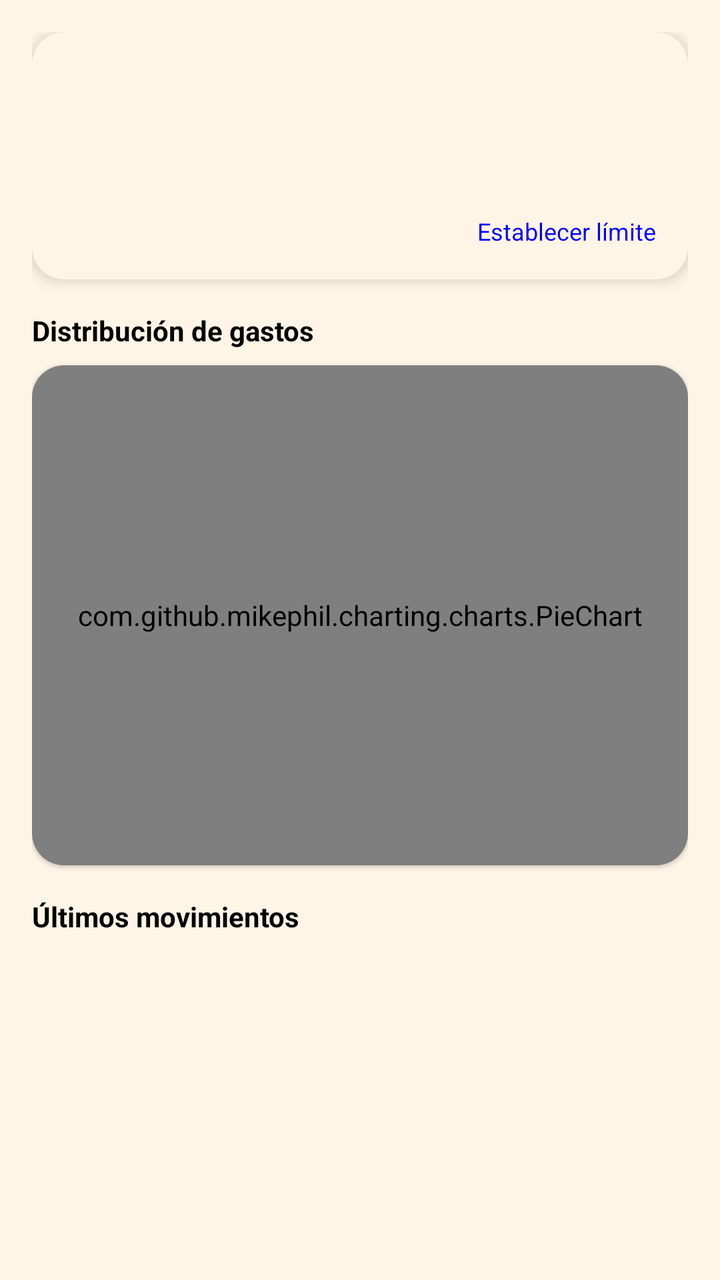
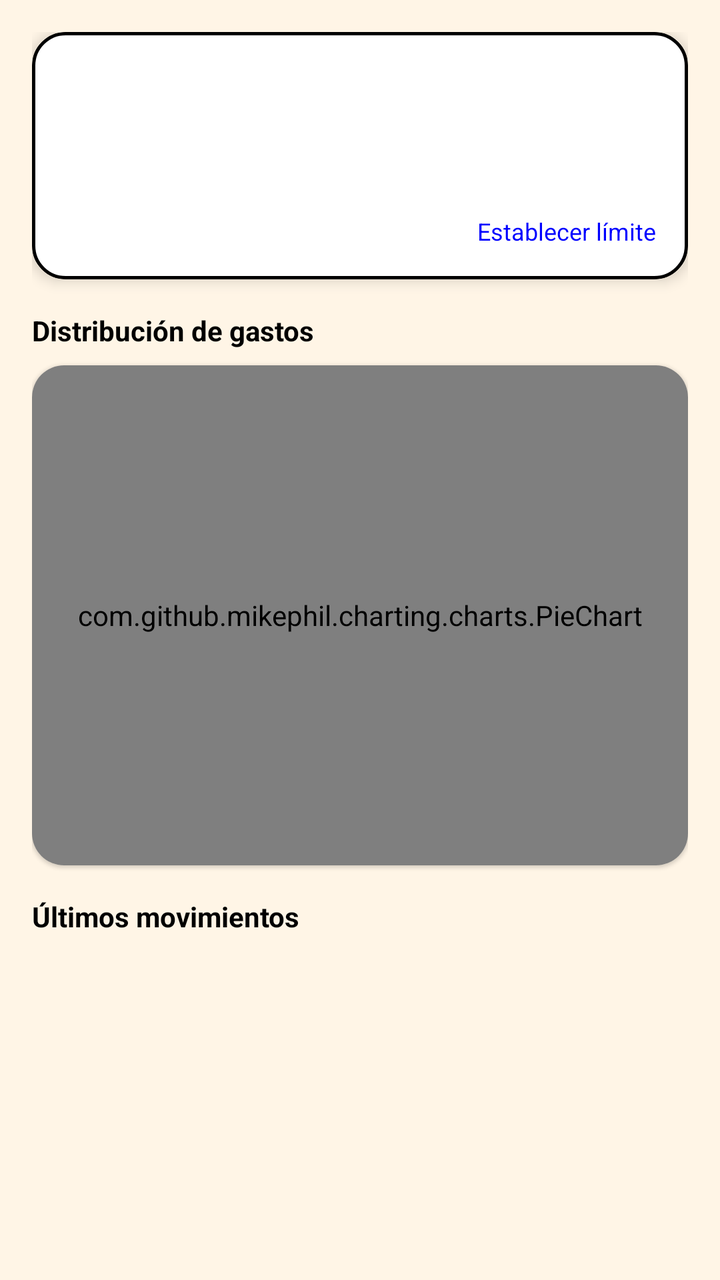

Screens rendered from an Android XML layout before and after an edit, with the pre-edit source and the edit as a unified diff.
<!-- AndroidManifest.xml: application theme Theme.MiCerdito -->
<!-- res/layout/fragment_home.xml -->
<?xml version="1.0" encoding="utf-8"?>
<androidx.core.widget.NestedScrollView xmlns:android="http://schemas.android.com/apk/res/android"
    xmlns:app="http://schemas.android.com/apk/res-auto"
    xmlns:tools="http://schemas.android.com/tools"
    android:layout_width="match_parent"
    android:layout_height="match_parent"
    android:background="@color/background_beige"
    android:importantForAccessibility="yes">

    <LinearLayout
        android:layout_width="match_parent"
        android:layout_height="wrap_content"
        android:orientation="vertical"
        android:padding="16dp">

        <com.google.android.material.card.MaterialCardView
            android:layout_width="match_parent"
            android:layout_height="wrap_content"
            android:layout_marginBottom="16dp"
            android:contentDescription="Resumen de gastos mensuales"
            android:focusable="true"
            android:screenReaderFocusable="true"
            app:cardCornerRadius="16dp"
            app:cardElevation="4dp">

            <LinearLayout
                android:layout_width="match_parent"
                android:layout_height="wrap_content"
                android:importantForAccessibility="noHideDescendants"
                android:orientation="vertical"
                android:padding="16dp">

                <TextView
                    android:id="@+id/tvMesActual"
                    android:layout_width="wrap_content"
                    android:layout_height="wrap_content"
                    android:textColor="@color/texto_negro"
                    android:textSize="14sp" />

                <TextView
                    android:id="@+id/tvTotalSpent"
                    android:layout_width="wrap_content"
                    android:layout_height="wrap_content"
                    android:textColor="@color/texto_negro"
                    android:textSize="28sp"
                    android:textStyle="bold" />

                <TextView
                    android:id="@+id/tvLimitStatus"
                    android:layout_width="wrap_content"
                    android:layout_height="wrap_content"
                    android:textColor="@color/texto_negro"
                    android:textSize="14sp" />

                <TextView
                    android:id="@+id/tvEstablecerLimite"
                    android:layout_width="wrap_content"
                    android:layout_height="wrap_content"
                    android:clickable="true"
                    android:focusable="true"
                    android:text="Establecer límite"
                    android:layout_gravity="end"
                    android:textColor="@color/link_azul"
                    android:textSize="12sp" />
            </LinearLayout>
        </com.google.android.material.card.MaterialCardView>

        <TextView
            android:layout_width="wrap_content"
            android:layout_height="wrap_content"
            android:layout_marginBottom="8dp"
            android:accessibilityHeading="true"
            android:text="Distribución de gastos"
            android:textColor="@color/texto_negro"
            android:textStyle="bold" />

        <com.google.android.material.card.MaterialCardView
            android:layout_width="match_parent"
            android:layout_height="250dp"
            android:layout_marginBottom="16dp"
            android:contentDescription="Gráfico circular mostrando el porcentaje de gastos por categoría"
            android:focusable="true"
            app:cardCornerRadius="16dp">

            <com.github.mikephil.charting.charts.PieChart
                android:id="@+id/graficoCircular"
                android:layout_width="match_parent"
                android:layout_height="match_parent"
                android:importantForAccessibility="no" />
        </com.google.android.material.card.MaterialCardView>

        <TextView
            android:layout_width="wrap_content"
            android:layout_height="wrap_content"
            android:layout_marginBottom="8dp"
            android:accessibilityHeading="true"
            android:text="Últimos movimientos"
            android:textColor="@color/texto_negro"
            android:textStyle="bold" />

        <androidx.recyclerview.widget.RecyclerView
            android:id="@+id/rvGastos"
            android:layout_width="match_parent"
            android:layout_height="wrap_content"
            android:contentDescription="Lista de transacciones recientes"
            android:nestedScrollingEnabled="false"
            app:layoutManager="androidx.recyclerview.widget.LinearLayoutManager"
            tools:listitem="@layout/item_gastos" />

    </LinearLayout>
</androidx.core.widget.NestedScrollView>
<!-- res/layout/item_gastos.xml (included above) -->
<?xml version="1.0" encoding="utf-8"?>
<com.google.android.material.card.MaterialCardView
    xmlns:android="http://schemas.android.com/apk/res/android"
    xmlns:app="http://schemas.android.com/apk/res-auto"
    android:layout_width="match_parent"
    android:layout_height="wrap_content"
    android:layout_marginHorizontal="16dp"
    android:layout_marginVertical="8dp"
    app:cardCornerRadius="12dp"
    app:cardElevation="2dp">

    <LinearLayout
        android:layout_width="match_parent"
        android:layout_height="wrap_content"
        android:orientation="horizontal"
        android:padding="16dp"
        android:gravity="center_vertical">

        <TextView
            android:id="@+id/tvIconoCategoria"
            android:layout_width="40dp"
            android:layout_height="40dp"
            android:gravity="center"
            android:textSize="20sp" />

        <LinearLayout
            android:layout_width="0dp"
            android:layout_height="wrap_content"
            android:layout_weight="1"
            android:layout_marginStart="16dp"
            android:orientation="vertical">

            <TextView
                android:id="@+id/tvDescripcionGasto"
                android:layout_width="wrap_content"
                android:layout_height="wrap_content"
                android:textColor="@color/texto_negro"
                android:textSize="16sp"
                android:textStyle="bold" />

            <TextView
                android:id="@+id/tvFechaGasto"
                android:layout_width="wrap_content"
                android:layout_height="wrap_content"
                android:textColor="@color/texto_negro"
                android:textSize="12sp" />
        </LinearLayout>

        <TextView
            android:id="@+id/tvMontoGasto"
            android:layout_width="wrap_content"
            android:layout_height="wrap_content"
            android:textColor="@color/error_red"
            android:textSize="18sp"
            android:textStyle="bold" />

    </LinearLayout>
</com.google.android.material.card.MaterialCardView>
<!-- resources referenced by this layout -->
<resources>
  <color name="background_beige">#FFF5E6</color>
  <color name="error_red">#FF453A</color>
  <color name="link_azul">#0000FF</color>
  <color name="texto_negro">#000000</color>
  <style name="Theme.MiCerdito" parent="Theme.MaterialComponents.DayNight.NoActionBar">
          <item name="colorPrimary">@color/rosa_cerdito</item>
          <item name="colorSecondary">@color/verde_exito</item>
  
          <item name="android:windowBackground">@color/beige_claro</item>
          <item name="colorSurface">@color/background_beige</item>
  
          <item name="android:textColorPrimary">@color/texto_negro</item>
          <item name="colorOnSurface">@color/texto_negro</item>
      </style>
  <color name="rosa_cerdito">#FFC0CB</color>
  <color name="verde_exito">#161D16</color>
  <color name="beige_claro">#F5F5DC</color>
</resources>

<!-- the commit's change to res/layout/fragment_home.xml (unified diff, before → after) -->
@@ -28,6 +28,7 @@
                 android:layout_height="wrap_content"
                 android:importantForAccessibility="noHideDescendants"
                 android:orientation="vertical"
+                android:background="@drawable/card_background"
                 android:padding="16dp">
 
                 <TextView
@@ -86,6 +87,7 @@
                 android:id="@+id/graficoCircular"
                 android:layout_width="match_parent"
                 android:layout_height="match_parent"
+                android:background="@drawable/card_background"
                 android:importantForAccessibility="no" />
         </com.google.android.material.card.MaterialCardView>
 
@@ -101,6 +103,7 @@
         <androidx.recyclerview.widget.RecyclerView
             android:id="@+id/rvGastos"
             android:layout_width="match_parent"
+
             android:layout_height="wrap_content"
             android:contentDescription="Lista de transacciones recientes"
             android:nestedScrollingEnabled="false"
@@ -126,6 +129,7 @@
         android:layout_height="wrap_content"
         android:orientation="horizontal"
         android:padding="16dp"
+        android:background="@drawable/card_background"
         android:gravity="center_vertical">
 
         <TextView
<!-- resource entries referenced after the edit -->
@@ -4,6 +4,23 @@
   <color name="error_red">#FF453A</color>
   <color name="link_azul">#0000FF</color>
   <color name="texto_negro">#000000</color>
+  <!-- drawable card_background (drawable) -->
+  <shape xmlns:android="http://schemas.android.com/apk/res/android">
+  
+      <solid android:color="@color/texto_blanco"/>
+  
+      <stroke
+          android:width="1.5dp"
+          android:color="@color/texto_negro"/>
+  
+      <corners android:radius="16dp"/>
+  
+      <padding
+          android:left="12dp"
+          android:top="12dp"
+          android:right="12dp"
+          android:bottom="12dp"/>
+  </shape>
   <style name="Theme.MiCerdito" parent="Theme.MaterialComponents.DayNight.NoActionBar">
           <item name="colorPrimary">@color/rosa_cerdito</item>
           <item name="colorSecondary">@color/verde_exito</item>
@@ -14,6 +31,7 @@
           <item name="android:textColorPrimary">@color/texto_negro</item>
           <item name="colorOnSurface">@color/texto_negro</item>
       </style>
+  <color name="texto_blanco">#FFFFFF</color>
   <color name="rosa_cerdito">#FFC0CB</color>
   <color name="verde_exito">#161D16</color>
   <color name="beige_claro">#F5F5DC</color>
